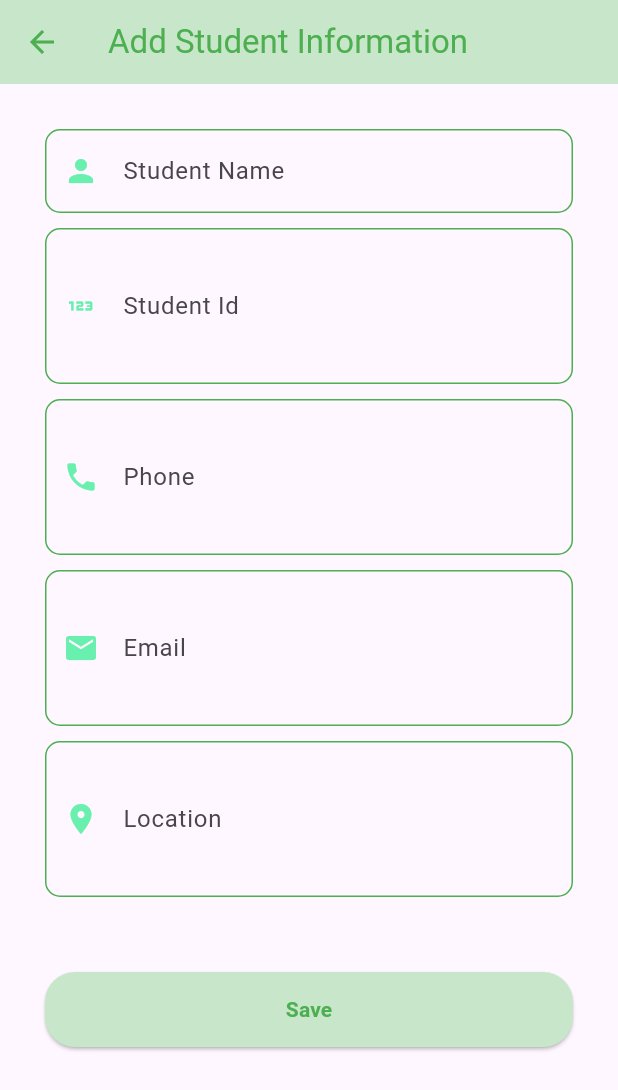
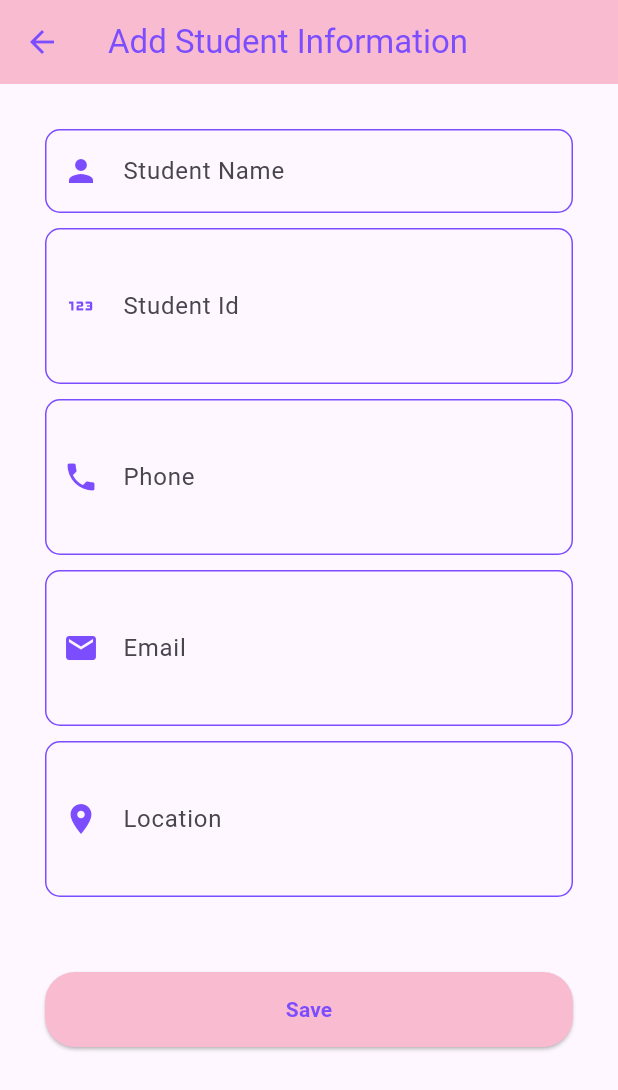
Before and after one commit to 99JFGIT/Flutter_student_information_assignment7, a Flutter app: the HomePage screen opened directly, after a tap on the "add" icon, on a phone screen of 412 x 824 dp. Shown: the top 1090 px of the screen. Run offline on Flutter 3.47's test engine with Material 3 defaults, Android fonts, the phone set to English and light mode, and no system bars; our stand-ins replace firebase_core, firebase_database, fluttertoast, get; accounts and stored records are empty.

Commit message:
update changes

```diff
--- a/lib/add_notes.dart
+++ b/lib/add_notes.dart
@@ -50,11 +50,11 @@ class _AddNotesState extends State<AddNotes> {
     return Scaffold(
       appBar: AppBar(
         iconTheme: IconThemeData(
-            color: Colors.green
+            color: Colors.deepPurpleAccent
         ),
-        backgroundColor: Colors.green.shade100,
+        backgroundColor: Colors.pink.shade100,
         title: Text("Add Student Information", style: TextStyle(
-            color: Colors.green
+            color: Colors.deepPurpleAccent
         ),),
 
 
@@ -73,13 +73,13 @@ class _AddNotesState extends State<AddNotes> {
                   labelText: "Student Name",
                   hintText: "Your Name",
                   prefixIcon: const Icon(
-                    Icons.person, color: Colors.greenAccent,),
+                    Icons.person, color: Colors.deepPurpleAccent,),
                   border: OutlineInputBorder(
                     borderRadius: BorderRadius.circular(10),
                   ),
                   enabledBorder: OutlineInputBorder(
                     borderRadius: BorderRadius.circular(10),
-                    borderSide: BorderSide(color: Colors.green),
+                    borderSide: BorderSide(color: Colors.deepPurpleAccent),
                   ),
                 ),
 
@@ -101,13 +101,13 @@ class _AddNotesState extends State<AddNotes> {
                   labelText: "Student Id",
                   hintText: "Your Id",
                   prefixIcon: const Icon(
-                    Icons.onetwothree, color: Colors.greenAccent,),
+                    Icons.onetwothree, color: Colors.deepPurpleAccent,),
                   border: OutlineInputBorder(
                     borderRadius: BorderRadius.circular(10),
                   ),
                   enabledBorder: OutlineInputBorder(
                     borderRadius: BorderRadius.circular(10),
-                    borderSide: BorderSide(color: Colors.green),
+                    borderSide: BorderSide(color: Colors.deepPurpleAccent),
                   ),
                 ),
 
@@ -129,13 +129,13 @@ class _AddNotesState extends State<AddNotes> {
                   labelText: "Phone",
                   hintText: "Your Phone No",
                   prefixIcon: const Icon(
-                    Icons.phone, color: Colors.greenAccent,),
+                    Icons.phone, color: Colors.deepPurpleAccent,),
                   border: OutlineInputBorder(
                     borderRadius: BorderRadius.circular(10),
                   ),
                   enabledBorder: OutlineInputBorder(
                     borderRadius: BorderRadius.circular(10),
-                    borderSide: BorderSide(color: Colors.green),
+                    borderSide: BorderSide(color: Colors.deepPurpleAccent),
                   ),
                 ),
 
@@ -157,13 +157,13 @@ class _AddNotesState extends State<AddNotes> {
                   labelText: "Email",
                   hintText: "Your Email",
                   prefixIcon: const Icon(
-                    Icons.email, color: Colors.greenAccent,),
+                    Icons.email, color: Colors.deepPurpleAccent,),
                   border: OutlineInputBorder(
                     borderRadius: BorderRadius.circular(10),
                   ),
                   enabledBorder: OutlineInputBorder(
                     borderRadius: BorderRadius.circular(10),
-                    borderSide: BorderSide(color: Colors.green),
+                    borderSide: BorderSide(color: Colors.deepPurpleAccent),
                   ),
                 ),
 
@@ -185,13 +185,13 @@ class _AddNotesState extends State<AddNotes> {
                   labelText: "Location",
                   hintText: "Your Location",
                   prefixIcon: const Icon(
-                    Icons.location_on, color: Colors.greenAccent,),
+                    Icons.location_on, color: Colors.deepPurpleAccent,),
                   border: OutlineInputBorder(
                     borderRadius: BorderRadius.circular(10),
                   ),
                   enabledBorder: OutlineInputBorder(
                     borderRadius: BorderRadius.circular(10),
-                    borderSide: BorderSide(color: Colors.green),
+                    borderSide: BorderSide(color: Colors.deepPurpleAccent),
                   ),
                 ),
 
@@ -210,7 +210,7 @@ class _AddNotesState extends State<AddNotes> {
                 style: ElevatedButton.styleFrom(
 
                   minimumSize: const Size.fromHeight(50),
-                  backgroundColor: Colors.green.shade100,
+                  backgroundColor: Colors.pink.shade100,
                   shape: RoundedRectangleBorder(
                     borderRadius: BorderRadius.circular(20),
                   ),
@@ -226,7 +226,7 @@ class _AddNotesState extends State<AddNotes> {
                 },
                 child: Text(
                   "Save",
-                  style: const TextStyle(color: Colors.green,
+                  style: const TextStyle(color: Colors.deepPurpleAccent,
                       fontWeight: FontWeight.bold),
 
                 ),
--- a/lib/home_page.dart
+++ b/lib/home_page.dart
@@ -28,9 +28,9 @@ class _HomePageState extends State<HomePage> {
   Widget build(BuildContext context) {
     return Scaffold(
       appBar: AppBar(
-        iconTheme: IconThemeData(color: Colors.green),
-        backgroundColor: Colors.green.shade100,
-        title: const Text("View All Students", style: TextStyle(color: Colors.green)),
+        iconTheme: IconThemeData(color: Colors.deepPurpleAccent),
+        backgroundColor: Colors. pink.shade100,
+        title: const Text("View All Students", style: TextStyle(color: Colors.deepPurpleAccent)),
       ),
       body: StreamBuilder<List<Note>>(
         stream: noteService.getNotes(),
@@ -54,7 +54,7 @@ class _HomePageState extends State<HomePage> {
                 child: ListTile(
                   contentPadding: const EdgeInsets.all(10),
                   shape: RoundedRectangleBorder(
-                    side: const BorderSide(color: Colors.green, width: 1),
+                    side: const BorderSide(color: Colors.deepPurpleAccent, width: 1),
                     borderRadius: BorderRadius.circular(5),
                   ),
                   onTap: () {
@@ -86,7 +86,7 @@ class _HomePageState extends State<HomePage> {
                       Expanded(child: Text(note.phone!)),
                       // Call button aligned to the right of the phone number
                       IconButton(
-                        icon: const Icon(Icons.call, color: Colors.green, size: 30),
+                        icon: const Icon(Icons.call, color: Colors.deepPurpleAccent, size: 30),
                         onPressed: () {
                           //_makeCall(note.phone!); // Launch phone dialer
                         },
@@ -95,7 +95,7 @@ class _HomePageState extends State<HomePage> {
                   ),
                   leading: const Icon(
                     Icons.onetwothree,
-                    color: Colors.greenAccent,
+                    color: Colors.deepPurpleAccent,
                     size: 40,
                   ),
                 ),
@@ -106,10 +106,10 @@ class _HomePageState extends State<HomePage> {
         },
       ),
       floatingActionButton: FloatingActionButton(
-        backgroundColor: Colors.blue,
+        backgroundColor: Colors.pink.shade100,
         child: const Icon(
           Icons.add,
-          color: Colors.white,
+          color: Colors.deepPurpleAccent,
         ),
         onPressed: () {
           Get.to(const AddNotes());
```
Also changed, not shown: lib/first_page.dart (+4 -4 lines), lib/update_notes.dart (+15 -15 lines), 1 other file.
